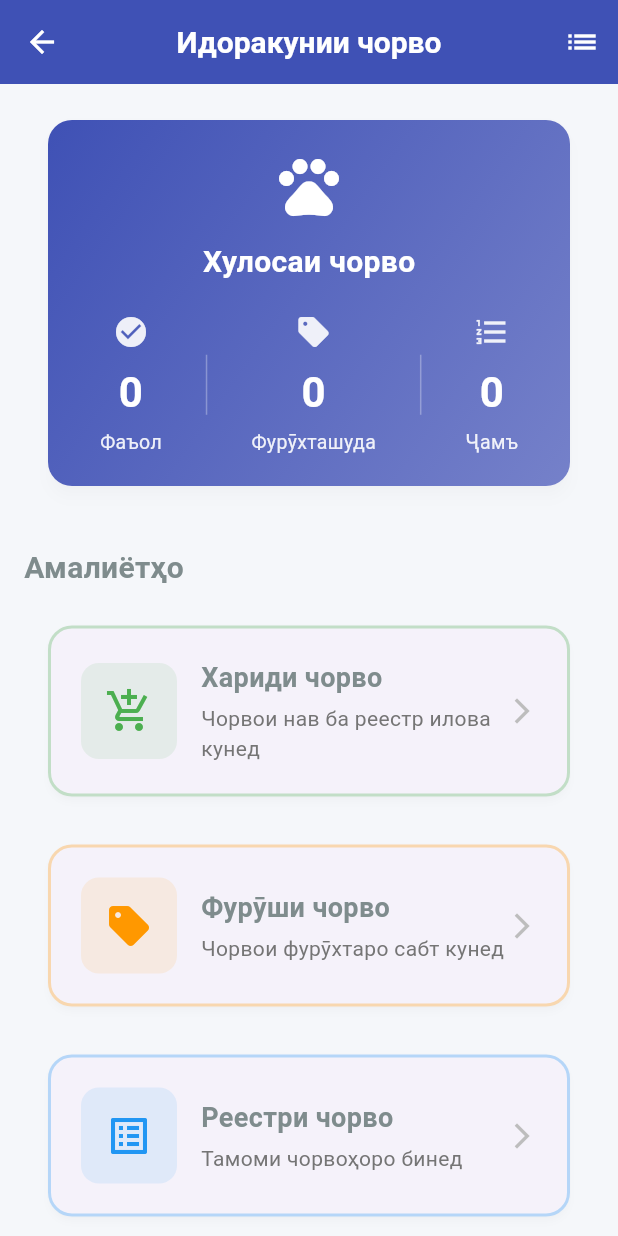
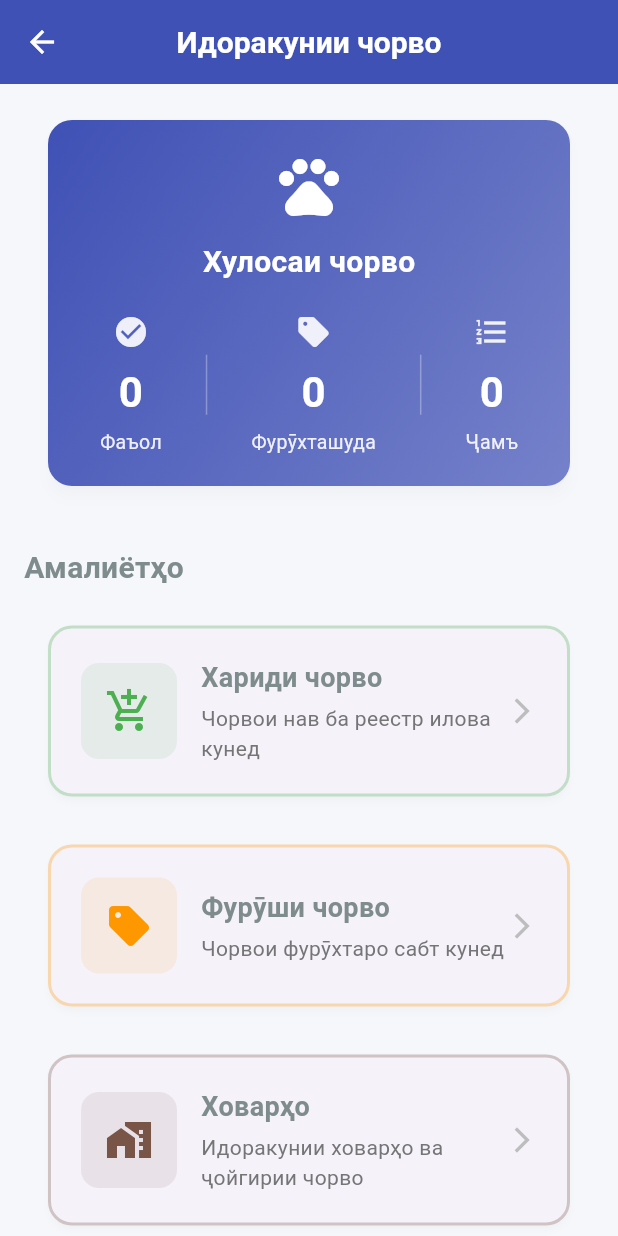
Before and after one commit to IBROHIM-PRO/farm_deb, a Flutter app: the CattleManagementHubScreen screen opened directly, on a phone screen of 412 x 824 dp. Run offline on Flutter 3.47's test engine with Material 3 defaults, Android fonts, the phone set to English and light mode, and no system bars; our stand-ins replace shared_preferences, sqflite; accounts and stored records are empty.

Commit message:
тугмаи ховарро дар саҳифаи гов ворид кардам

```diff
--- a/lib/screens/cattle_registry/cattle_management_hub_screen.dart
+++ b/lib/screens/cattle_registry/cattle_management_hub_screen.dart
@@ -5,6 +5,7 @@ import '../../theme/app_theme.dart';
 import 'add_cattle_registry_screen.dart';
 import 'cattle_registry_screen.dart';
 import '../debt/persons_screen.dart';
+import '../barn/barn_list_screen.dart';
 
 class CattleManagementHubScreen extends StatelessWidget {
   const CattleManagementHubScreen({super.key});
@@ -16,20 +17,6 @@ class CattleManagementHubScreen extends StatelessWidget {
         title: const Text('Идоракунии чорво'),
         backgroundColor: AppTheme.primaryIndigo,
         foregroundColor: Colors.white,
-        actions: [
-          IconButton(
-            icon: const Icon(Icons.list),
-            onPressed: () {
-              Navigator.push(
-                context,
-                MaterialPageRoute(
-                  builder: (_) => const CattleRegistryScreen(),
-                ),
-              );
-            },
-            tooltip: 'Реестри чорво',
-          ),
-        ],
       ),
       body: Consumer<CattleRegistryProvider>(
         builder: (context, provider, _) {
@@ -92,37 +79,18 @@ class CattleManagementHubScreen extends StatelessWidget {
 
                 const SizedBox(height: 16),
 
-                // View Registry Button
+                // Barns Button
                 _buildActionCard(
                   context: context,
-                  title: 'Реестри чорво',
-                  subtitle: 'Тамоми чорвоҳоро бинед',
-                  icon: Icons.list_alt,
-                  color: Colors.blue,
+                  title: 'Ховарҳо',
+                  subtitle: 'Идоракунии ховарҳо ва ҷойгирии чорво',
+                  icon: Icons.home_work,
+                  color: Colors.brown,
                   onTap: () {
                     Navigator.push(
                       context,
                       MaterialPageRoute(
-                        builder: (_) => const CattleRegistryScreen(),
-                      ),
-                    );
-                  },
-                ),
-
-                const SizedBox(height: 16),
-
-                // Breeders/Suppliers Button
-                _buildActionCard(
-                  context: context,
-                  title: 'Ашхос (Таъминкунандагон)',
-                  subtitle: 'Маълумоти хариддорон ва фурӯшандагон',
-                  icon: Icons.people,
-                  color: Colors.teal,
-                  onTap: () {
-                    Navigator.push(
-                      context,
-                      MaterialPageRoute(
-                        builder: (_) => const PersonsScreen(),
+                        builder: (_) => const BarnListScreen(),
                       ),
                     );
                   },
```
